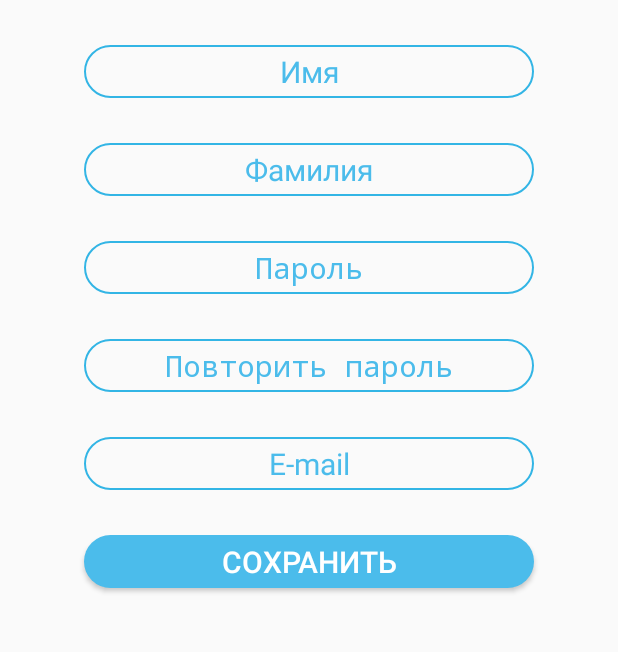
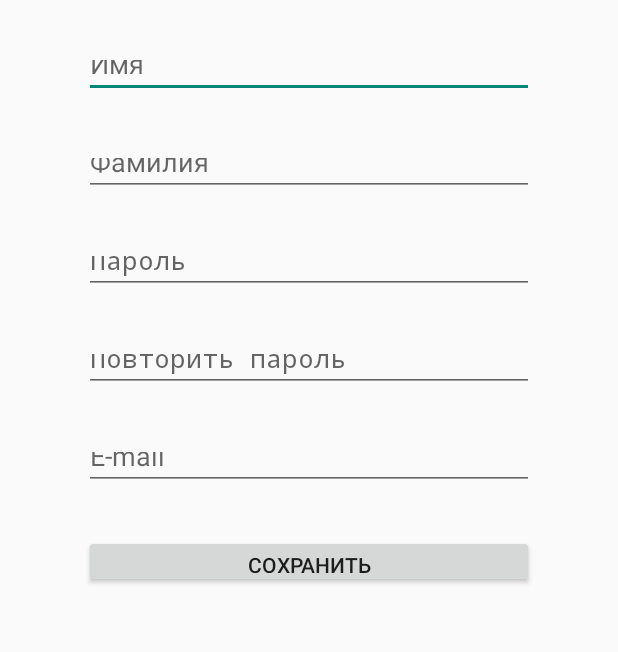
Before and after one commit to GaidamakUA/EuroMaidan, an Android app: the layout activity_register.xml on its own in the app's theme, with its tools: preview values and no code run, on a phone screen of 412 x 824 dp, the part 441-1093 px from its top. Run offline under Robolectric (Android 15) with nearby library versions, the phone set to English and light mode, and no system bars.

Commit message:
Organize styles into theme -> "AppTheme"

```diff
--- a/app/src/main/res/layout/activity_register.xml
+++ b/app/src/main/res/layout/activity_register.xml
@@ -17,7 +17,7 @@
         android:layout_gravity="center_horizontal" />
 
     <EditText
-        style="@style/EditTextStyle"
+        style="@style/editTextAndButtonDimensions"
         android:inputType="textPersonName"
         android:ems="10"
         android:id="@+id/name_edittext"
@@ -25,35 +25,35 @@
         android:hint="@string/name"/>
 
     <EditText
-        style="@style/EditTextStyle"
+        style="@style/editTextAndButtonDimensions"
         android:inputType="textPersonName"
         android:ems="10"
         android:id="@+id/surname_edittext"
         android:hint="@string/surname"/>
 
     <EditText
-        style="@style/EditTextStyle"
+        style="@style/editTextAndButtonDimensions"
         android:inputType="textPassword"
         android:ems="10"
         android:id="@+id/password_edittext"
         android:hint="@string/password"/>
 
     <EditText
-        style="@style/EditTextStyle"
+        style="@style/editTextAndButtonDimensions"
         android:inputType="textPassword"
         android:ems="10"
         android:id="@+id/confirm_password_edittext"
         android:hint="@string/confirm_password"/>
 
     <EditText
-        style="@style/EditTextStyle"
+        style="@style/editTextAndButtonDimensions"
         android:inputType="textEmailAddress"
         android:ems="10"
         android:id="@+id/email_edittext"
         android:hint="@string/email"/>
 
     <Button
-        style="@style/ButtonStyle"
+        style="@style/editTextAndButtonDimensions"
         android:text="@string/save"
         android:id="@+id/save_button"
         android:layout_gravity="center_horizontal" />
--- a/app/src/main/res/values/styles.xml
+++ b/app/src/main/res/values/styles.xml
@@ -1,24 +1,18 @@
 <resources>
 
-    <style name="AppTheme" parent="android:Theme.Holo.Light.DarkActionBar">
-        <!-- Customize your theme here. -->
+    <style name="AppTheme" parent="android:Theme.Holo.Light">
+        <item name="android:buttonStyle">@style/ButtonStyle</item>
+        <item name="android:editTextStyle">@style/EditTextStyle</item>
     </style>
 
-    <style name="topBotMargin">
-        <item name="android:layout_marginTop">@dimen/topBottomMargin</item>
-    </style>
-
-    <style name="ButtonStyle" parent="topBotMargin">
-        <item name="android:layout_height">@dimen/loginComponentHeight</item>
-        <item name="android:layout_width">@dimen/loginComponentWidth</item>
+    <style name="ButtonStyle">
         <item name="android:background">@drawable/button_login_bg</item>
         <item name="android:textColor">@android:color/white</item>
         <item name="android:textSize">@dimen/textSize</item>
+        <item name="android:gravity">center</item>
     </style>
 
-    <style name="EditTextStyle" parent="topBotMargin">
-        <item name="android:layout_width">@dimen/loginComponentWidth</item>
-        <item name="android:layout_height">@dimen/loginComponentHeight</item>
+    <style name="EditTextStyle">
         <item name="android:background">@drawable/edit_text_bg</item>
         <item name="android:textSize">@dimen/textSize</item>
         <item name="android:gravity">center</item>
@@ -26,17 +20,22 @@
         <item name="android:textColorHint">@color/light_blue</item>
     </style>
 
-    <style name="TextViewForgotPassStyle" parent="topBotMargin">
+    <style name="TextViewForgotPassStyle">
         <item name="android:text">@string/forgot_password</item>
         <item name="android:textSize">@dimen/textSizeForgotPass</item>
         <item name="android:textColor">@color/light_blue</item>
     </style>
 
     <style name="LogoStyle">
+        <item name="android:src">@drawable/em_logo</item>
         <item name="android:layout_height">@dimen/logoHeightWidth</item>
         <item name="android:layout_width">@dimen/logoHeightWidth</item>
-        <item name="android:src">@drawable/em_logo</item>
     </style>
 
+    <style name="editTextAndButtonDimensions">
+        <item name="android:layout_height">@dimen/loginComponentHeight</item>
+        <item name="android:layout_width">@dimen/loginComponentWidth</item>
+        <item name="android:layout_marginTop">@dimen/topBottomMargin</item>
+    </style>
 
 </resources>
```
Also changed, not shown: app/src/main/AndroidManifest.xml (+5 -3 lines), app/src/main/res/layout/activity_login.xml (+4 -4 lines), app/src/main/res/layout/fragment_school.xml (+5 -5 lines).
